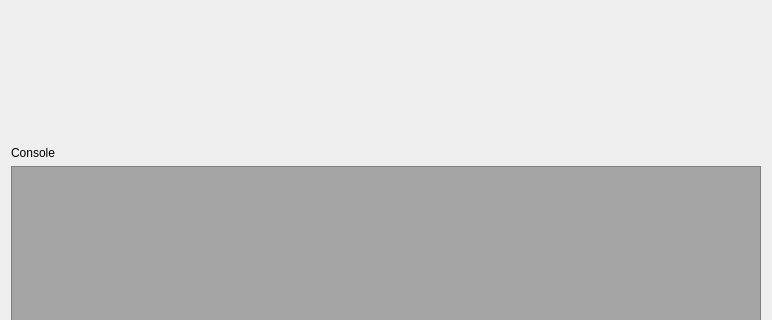
This is gui.ui in spoorcc/stereo-vision-client as Qt 5 draws it before an edit; both pictures show x 0 to 772 and y 355 to 675 of the 772 by 939 pixel window. The edited form follows.
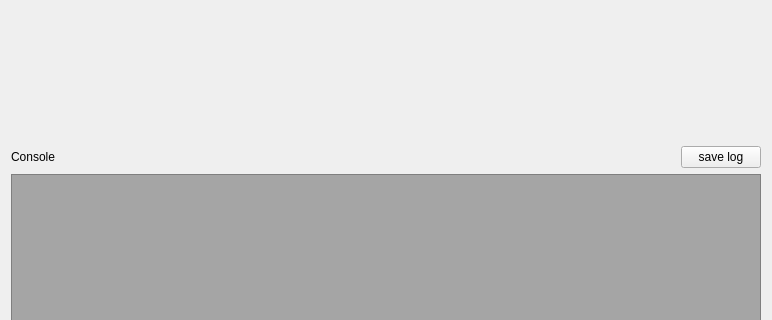
This is the edited form.

```diff
--- a/gui.ui
+++ b/gui.ui
@@ -54,6 +54,8 @@
       <item>
        <layout class="QVBoxLayout" name="consoleCommandLO">
         <item>
+         <layout class="QHBoxLayout" name="consoleTitleLO">
+          <item>
          <widget class="QLabel" name="consoleLBL">
           <property name="text">
            <string>Console</string>
@@ -61,6 +63,28 @@
          </widget>
         </item>
         <item>
+           <spacer name="horizontalSpacer">
+            <property name="orientation">
+             <enum>Qt::Horizontal</enum>
+            </property>
+            <property name="sizeHint" stdset="0">
+             <size>
+              <width>40</width>
+              <height>20</height>
+             </size>
+            </property>
+           </spacer>
+          </item>
+          <item>
+           <widget class="QPushButton" name="saveLogToFileBTN">
+            <property name="text">
+             <string>save log</string>
+            </property>
+           </widget>
+          </item>
+         </layout>
+        </item>
+        <item>
          <widget class="QTextBrowser" name="console">
           <property name="styleSheet">
            <string notr="true">background-color: rgb(165, 165, 165);
@@ -70,8 +94,8 @@
            <string>&lt;!DOCTYPE HTML PUBLIC &quot;-//W3C//DTD HTML 4.0//EN&quot; &quot;http://www.w3.org/TR/REC-html40/strict.dtd&quot;&gt;
 &lt;html&gt;&lt;head&gt;&lt;meta name=&quot;qrichtext&quot; content=&quot;1&quot; /&gt;&lt;style type=&quot;text/css&quot;&gt;
 p, li { white-space: pre-wrap; }
-&lt;/style&gt;&lt;/head&gt;&lt;body style=&quot; font-family:'Ubuntu'; font-size:11pt; font-weight:400; font-style:normal;&quot;&gt;
-&lt;p style=&quot; margin-top:0px; margin-bottom:0px; margin-left:0px; margin-right:0px; -qt-block-indent:0; text-indent:0px;&quot;&gt;&lt;br /&gt;&lt;/p&gt;&lt;/body&gt;&lt;/html&gt;</string>
+&lt;/style&gt;&lt;/head&gt;&lt;body style=&quot; font-family:'MS Shell Dlg 2'; font-size:8.25pt; font-weight:400; font-style:normal;&quot;&gt;
+&lt;p style=&quot; margin-top:0px; margin-bottom:0px; margin-left:0px; margin-right:0px; -qt-block-indent:0; text-indent:0px;&quot;&gt;&lt;span style=&quot; font-family:'Ubuntu'; font-size:11pt;&quot;&gt;&lt;br /&gt;&lt;/span&gt;&lt;/p&gt;&lt;/body&gt;&lt;/html&gt;</string>
           </property>
          </widget>
         </item>
```
Left out of the diff: 2 changed lines with no effect on the pictures. Lines whose indentation alone changed are shown as unchanged.
